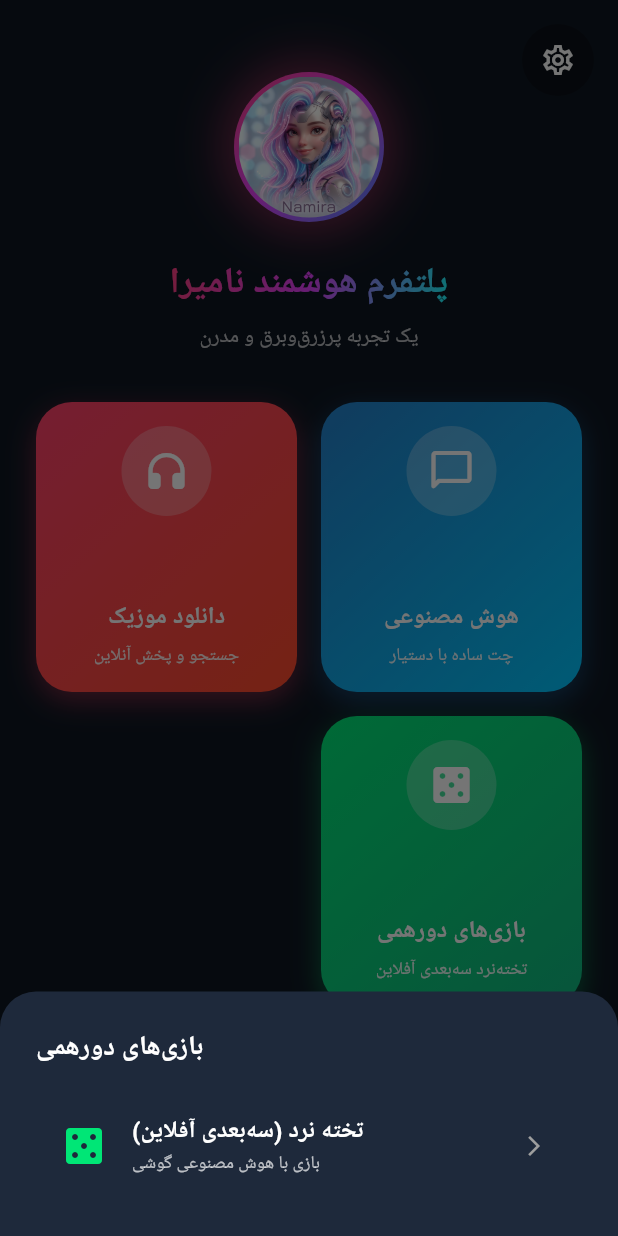
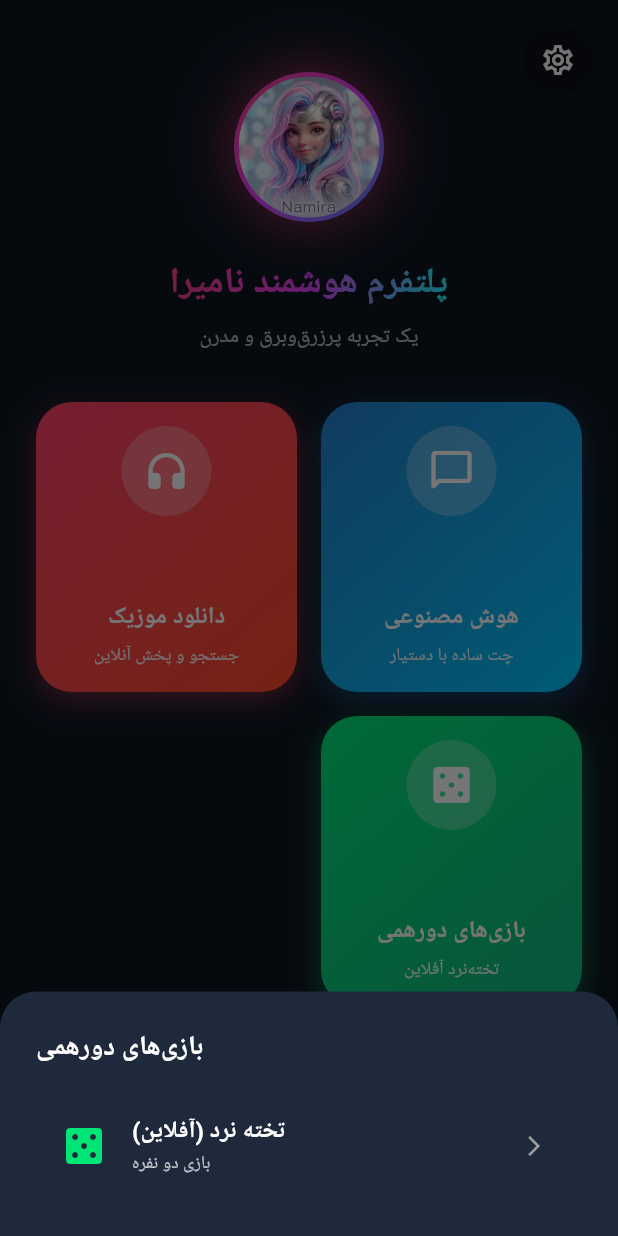
Before and after one commit to leoamirstar-cmd/Namira, a Flutter app: the screen it shows after launch, after a tap on "بازی‌های دورهمی", on a phone screen of 412 x 824 dp. Run offline on Flutter 3.47's test engine with Material 3 defaults, Android fonts, the phone set to English and light mode, and no system bars; our stand-ins replace dio, file_picker, image_picker, just_audio, permission_handler, shared_preferences; missing offline and left inert: youtube_explode_dart.

Commit message:
Update main_selection_screen.dart

```diff
--- a/lib/screens/main_selection_screen.dart
+++ b/lib/screens/main_selection_screen.dart
@@ -3,7 +3,7 @@ import 'package:flutter/material.dart';
 import 'package:image_picker/image_picker.dart';
 import 'chat_screen.dart';
 import 'music_screen.dart';
-import 'package:namira/games/backgammon_screen.dart'; // ایمپورت صفحه تخته‌نرد
+import 'backgammon/backgammon_screen.dart'; // تنظیم مسیر پوشه backgammon
 
 class MainSelectionScreen extends StatelessWidget {
   final Function(bool) onToggleTheme;
@@ -103,7 +103,7 @@ class MainSelectionScreen extends StatelessWidget {
     );
   }
 
-  // منوی انتخاب بازی‌ها (تخته‌نرد و...)
+  // منوی انتخاب بازی‌ها
   void _showGamesMenu(BuildContext context) {
     showModalBottomSheet(
       context: context,
@@ -130,21 +130,20 @@ class MainSelectionScreen extends StatelessWidget {
               ListTile(
                 leading: const Icon(Icons.casino_rounded, color: Color(0xFF00E676), size: 32),
                 title: Text(
-                  currentLanguage == 'fa' ? 'تخته نرد (سه‌بعدی آفلاین)' : 'Backgammon (3D Offline)',
+                  currentLanguage == 'fa' ? 'تخته نرد (آفلاین)' : 'Backgammon (Offline)',
                   style: TextStyle(color: isDarkMode ? Colors.white : Colors.black87, fontWeight: FontWeight.w600),
                 ),
                 subtitle: Text(
-                  currentLanguage == 'fa' ? 'بازی با هوش مصنوعی گوشی' : 'Play against AI',
+                  currentLanguage == 'fa' ? 'بازی دو نفره' : 'Play backgammon',
                   style: TextStyle(color: isDarkMode ? Colors.white70 : Colors.black54, fontSize: 12),
                 ),
                 trailing: const Icon(Icons.arrow_forward_ios, size: 16, color: Colors.grey),
                 onTap: () {
                   Navigator.pop(context);
-                  // هدایت به صفحه بازی تخته‌نرد
                   Navigator.push(
                     context,
                     MaterialPageRoute(
-                      builder: (context) => const BackgammonGameScreen(),
+                      builder: (context) => const BackgammonScreen(),
                     ),
                   );
                 },
@@ -301,11 +300,10 @@ class MainSelectionScreen extends StatelessWidget {
                               );
                             },
                           ),
-                          // کارت سوم: بازی‌های دورهمی (تخته نرد)
                           _buildGridCard(
                             context,
                             title: currentLanguage == 'fa' ? 'بازی‌های دورهمی' : 'Party Games',
-                            subtitle: currentLanguage == 'fa' ? 'تخته‌نرد سه‌بعدی آفلاین' : '3D Backgammon',
+                            subtitle: currentLanguage == 'fa' ? 'تخته‌نرد آفلاین' : 'Backgammon',
                             icon: Icons.casino_rounded,
                             gradientColors: [const Color(0xFF00E676), const Color(0xFF10B981)],
                             onTap: () => _showGamesMenu(context),
```
